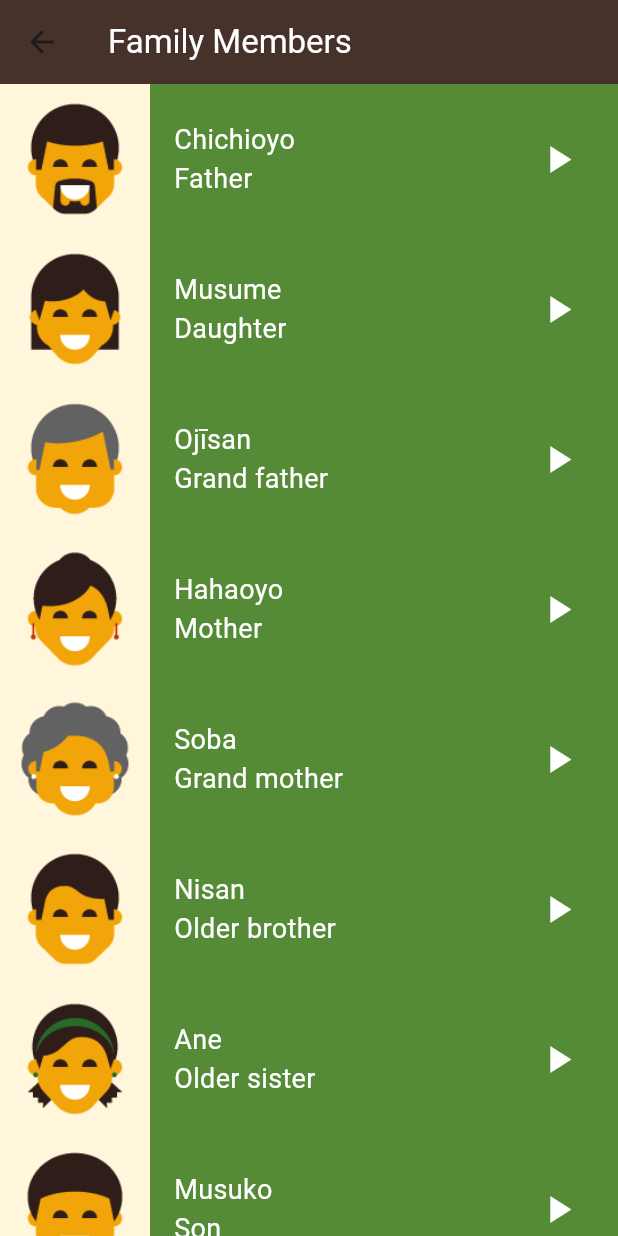
After one commit to Abdo-Elsabagh/toku, a Flutter app: the screen it shows after launch, after a tap on "Family Membres", on a phone screen of 412 x 824 dp. The commit adds this screen. Run offline on Flutter 3.47's test engine with Material 3 defaults, Android fonts, the light colour scheme and no system bars; our stand-ins replace audioplayers, lottie.

Commit message:
"Deleted Item.dart, modified HomePage.dart and NumbersPage.dart"

```diff
--- a/lib/components/item.dart
+++ b/lib/components/list_item.dart
@@ -3,13 +3,14 @@ import 'package:flutter/material.dart';
 import 'package:language_learning_app/models/item.dart';
 
 class Item extends StatelessWidget {
-  const Item({super.key, required this.number});
+  const Item({super.key, required this.number, required this.color});
   final ItemModel number;
+  final Color color;
   @override
   Widget build(BuildContext context) {
     return Container(
       height: 100,
-      color: const Color(0xffEF9235),
+      color: color,
       child: Row(
         children: [
           Container(
@@ -21,6 +22,7 @@ class Item extends StatelessWidget {
           Padding(
             padding: const EdgeInsets.only(left: 16.0),
             child: Column(
+              crossAxisAlignment: CrossAxisAlignment.start,
               mainAxisAlignment: MainAxisAlignment.center,
               children: [
                 Text(
--- /dev/null
+++ b/lib/screen/family_members.dart
@@ -0,0 +1,79 @@
+import 'package:flutter/material.dart';
+import 'package:language_learning_app/components/list_item.dart';
+import 'package:language_learning_app/models/item.dart';
+
+class FamilyMembersPage extends StatelessWidget {
+  const FamilyMembersPage({super.key});
+  final List<ItemModel> family = const [
+    ItemModel(
+        image: 'assets/images/family_members/family_father.png',
+        jpName: 'Chichioyo',
+        enName: 'Father',
+        sound: 'sounds/family_members/father.wav'),
+    ItemModel(
+        image: 'assets/images/family_members/family_daughter.png',
+        jpName: 'Musume',
+        enName: 'Daughter',
+        sound: 'sounds/family_members/daughter.wav'),
+    ItemModel(
+        image: 'assets/images/family_members/family_grandfather.png',
+        jpName: 'Ojīsan',
+        enName: 'Grand father',
+        sound: 'sounds/family_members/grand father.wav'),
+    ItemModel(
+        image: 'assets/images/family_members/family_mother.png',
+        jpName: 'Hahaoyo',
+        enName: 'Mother',
+        sound: 'sounds/family_members/mother.wav'),
+    ItemModel(
+        image: 'assets/images/family_members/family_grandmother.png',
+        jpName: 'Soba',
+        enName: 'Grand mother',
+        sound: 'sounds/family_members/grand mother.wav'),
+    ItemModel(
+        image: 'assets/images/family_members/family_older_brother.png',
+        jpName: 'Nisan',
+        enName: 'Older brother',
+        sound: 'sounds/family_members/older bother.wav'),
+    ItemModel(
+        image: 'assets/images/family_members/family_older_sister.png',
+        jpName: 'Ane',
+        enName: 'Older sister',
+        sound: 'sounds/family_members/older sister.wav'),
+    ItemModel(
+        image: 'assets/images/family_members/family_son.png',
+        jpName: 'Musuko',
+        enName: 'Son',
+        sound: 'sounds/family_members/son.wav'),
+    ItemModel(
+        image: 'assets/images/family_members/family_younger_brother.png',
+        jpName: 'Otōto',
+        enName: 'Younger brother',
+        sound: 'sounds/family_members/younger brohter.wav'),
+    ItemModel(
+        image: 'assets/images/family_members/family_younger_sister.png',
+        jpName: 'Imōto',
+        enName: 'Younger sister',
+        sound: 'sounds/family_members/younger sister.wav'),
+  ];
+  @override
+  Widget build(BuildContext context) {
+    return Scaffold(
+      appBar: AppBar(
+          title: const Text(
+            'Family Members',
+            style: TextStyle(color: Colors.white),
+          ),
+          backgroundColor: const Color(0xff46322B)),
+      body: ListView.builder(
+        itemCount: family.length,
+        itemBuilder: (context, index) {
+          return Item(
+            number: family[index],
+            color: const Color(0xff558B37),
+          );
+        },
+      ),
+    );
+  }
+}
--- a/lib/screen/home_page.dart
+++ b/lib/screen/home_page.dart
@@ -1,5 +1,7 @@
 import 'package:flutter/material.dart';
 import 'package:language_learning_app/components/category_item.dart';
+import 'package:language_learning_app/screen/colors_page.dart';
+import 'package:language_learning_app/screen/family_members.dart';
 import 'package:language_learning_app/screen/numbers_page.dart';
 import 'package:lottie/lottie.dart';
 
@@ -29,10 +31,20 @@ class HomePage extends StatelessWidget {
             },
           ),
           Category(
+            onTop: () {
+              Navigator.of(context).push(MaterialPageRoute(
+                builder: (context) => const FamilyMembersPage(),
+              ));
+            },
             color: const Color(0xff558B37),
             text: 'Family Membres',
           ),
           Category(
+            onTop: () {
+              Navigator.of(context).push(MaterialPageRoute(
+                builder: (context) => const ColorsPage(),
+              ));
+            },
             text: 'Color',
             color: const Color(0xff79359F),
           ),
--- a/lib/screen/numbers_page.dart
+++ b/lib/screen/numbers_page.dart
@@ -1,5 +1,5 @@
 import 'package:flutter/material.dart';
-import 'package:language_learning_app/components/item.dart';
+import 'package:language_learning_app/components/list_item.dart';
 import 'package:language_learning_app/models/item.dart';
 
 class NumbersPage extends StatelessWidget {
@@ -80,7 +80,7 @@ class NumbersPage extends StatelessWidget {
         body: ListView.builder(
           itemCount: numbers.length,
           itemBuilder: (context, index) {
-            return Item(number: numbers[index]);
+            return Item(number: numbers[index], color: const Color(0xffEF9235));
           },
         ));
   }
```
Also changed, not shown: lib/screen/colors_page.dart (added, +77 -0 lines).
